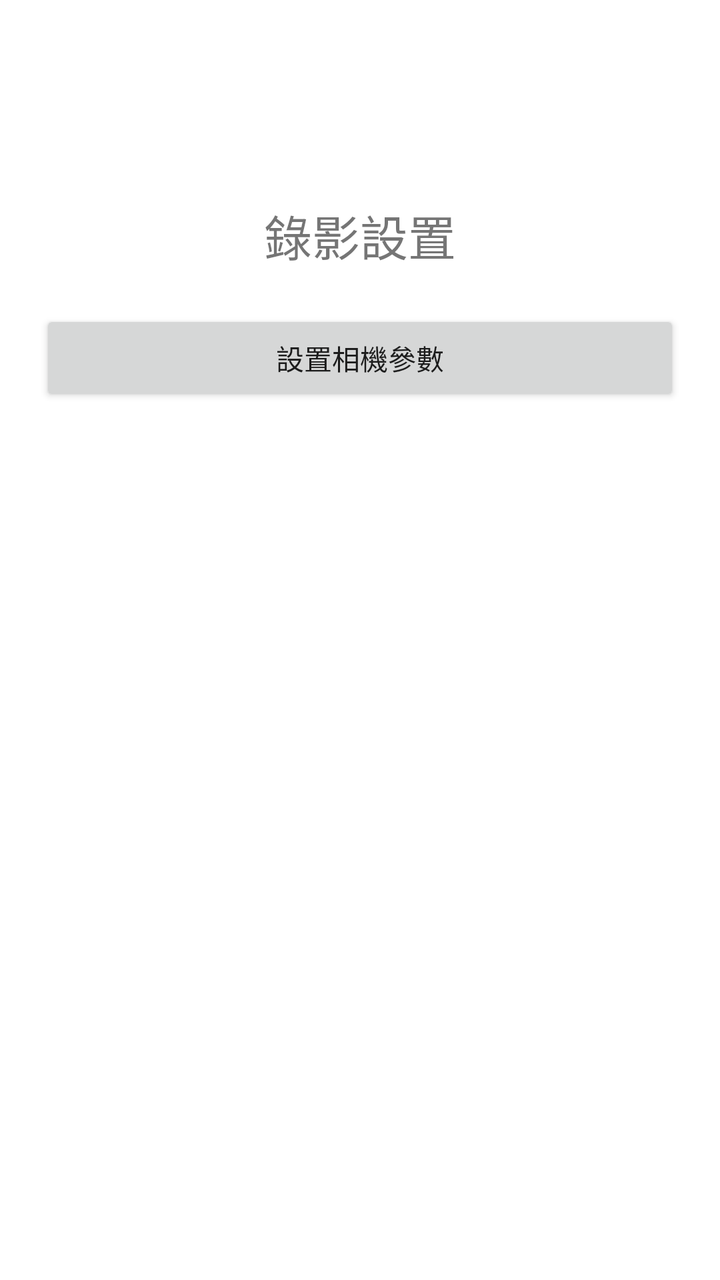
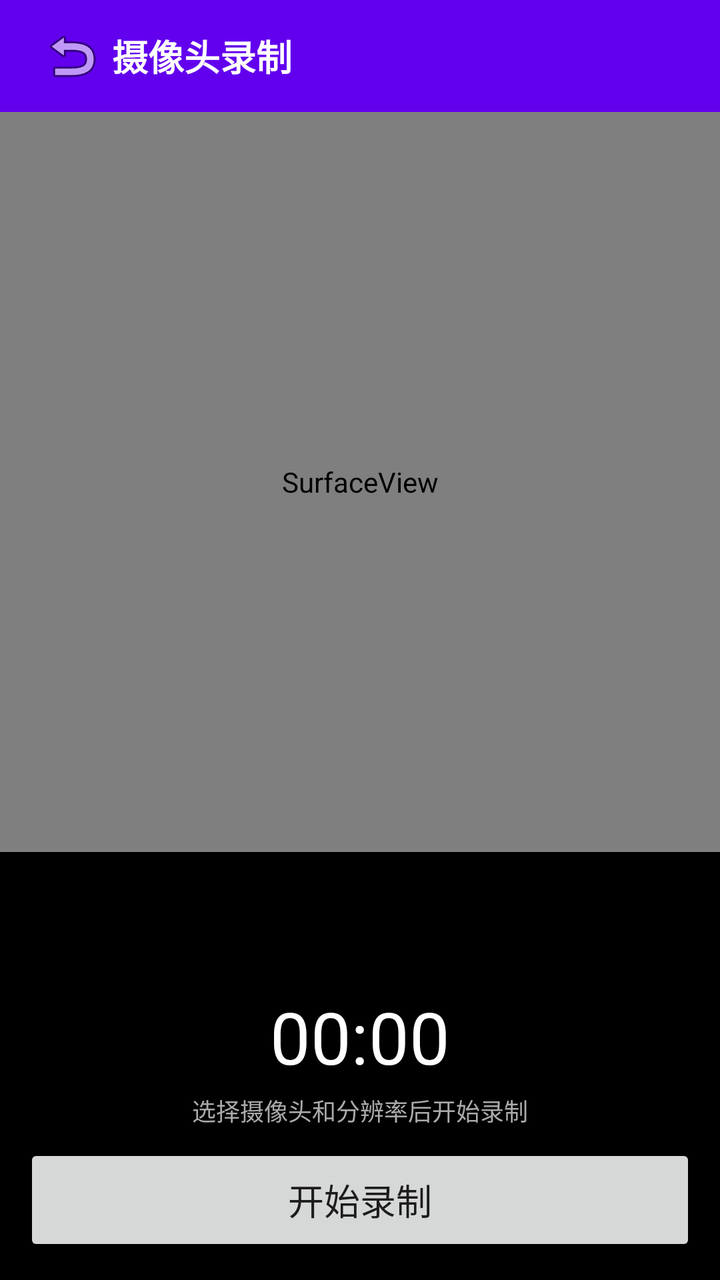

Screens rendered from an Android XML layout before and after an edit, with the pre-edit source and the edit as a unified diff.
<!-- AndroidManifest.xml: application theme AppTheme -->
<!-- res/layout/activity_record_set_camera.xml -->
<?xml version="1.0" encoding="utf-8"?>
<LinearLayout xmlns:android="http://schemas.android.com/apk/res/android"
    android:layout_width="match_parent"
    android:layout_height="match_parent"
    android:orientation="vertical"
    android:background="#FFFFFF">

    <TextView
        android:layout_width="match_parent"
        android:layout_height="wrap_content"
        android:text="錄影設置"
        android:textSize="24sp"
        android:gravity="center"
        android:layout_marginTop="100dp"/>

    <Button
        android:layout_width="match_parent"
        android:layout_height="wrap_content"
        android:text="設置相機參數"
        android:layout_margin="20dp"/>
</LinearLayout>
<!-- resources referenced by this layout -->
<resources>
  <style name="AppTheme" parent="Theme.AppCompat.Light.NoActionBar">
          <item name="colorPrimary">#FF6200EE</item>
          <item name="colorPrimaryDark">#FF3700B3</item>
          <item name="colorAccent">#FF03DAC5</item>
      </style>
</resources>

<!-- the commit's change to res/layout/activity_record_set_camera.xml (unified diff, before → after) -->
@@ -3,19 +3,60 @@
     android:layout_width="match_parent"
     android:layout_height="match_parent"
     android:orientation="vertical"
-    android:background="#FFFFFF">
+    android:background="#000000">
 
-    <TextView
+    <LinearLayout
+        android:layout_width="match_parent"
+        android:layout_height="56dp"
+        android:background="#FF6200EE"
+        android:gravity="center_vertical"
+        android:paddingHorizontal="16dp">
+        <ImageButton android:id="@+id/btn_back"
+            android:layout_width="40dp" android:layout_height="40dp"
+            android:src="@android:drawable/ic_menu_revert"
+            android:background="?attr/selectableItemBackgroundBorderless"/>
+        <TextView
+            android:layout_width="0dp" android:layout_height="wrap_content"
+            android:layout_weight="1" android:text="摄像头录制"
+            android:textColor="#FFFFFF" android:textSize="18sp" android:textStyle="bold"/>
+    </LinearLayout>
+
+    <SurfaceView android:id="@+id/surface_view"
+        android:layout_width="match_parent"
+        android:layout_height="0dp"
+        android:layout_weight="1"/>
+
+    <LinearLayout
         android:layout_width="match_parent"
         android:layout_height="wrap_content"
-        android:text="錄影設置"
-        android:textSize="24sp"
-        android:gravity="center"
-        android:layout_marginTop="100dp"/>
+        android:orientation="horizontal"
+        android:padding="8dp"
+        android:background="#33000000">
+        <Spinner android:id="@+id/sp_camera"
+            android:layout_width="0dp" android:layout_height="40dp"
+            android:layout_weight="1" android:layout_marginEnd="8dp"/>
+        <Spinner android:id="@+id/sp_resolution"
+            android:layout_width="0dp" android:layout_height="40dp"
+            android:layout_weight="1"/>
+    </LinearLayout>
 
-    <Button
+    <LinearLayout
         android:layout_width="match_parent"
         android:layout_height="wrap_content"
-        android:text="設置相機參數"
-        android:layout_margin="20dp"/>
+        android:orientation="vertical"
+        android:padding="12dp">
+        <TextView android:id="@+id/tv_timer"
+            android:layout_width="wrap_content" android:layout_height="wrap_content"
+            android:text="00:00" android:textSize="36sp" android:textColor="#FFFFFF"
+            android:layout_gravity="center"/>
+        <TextView android:id="@+id/tv_status"
+            android:layout_width="match_parent" android:layout_height="wrap_content"
+            android:text="选择摄像头和分辨率后开始录制"
+            android:textSize="12sp" android:textColor="#AAAAAA"
+            android:gravity="center" android:layout_marginTop="4dp"/>
+        <Button android:id="@+id/btn_record"
+            android:layout_width="match_parent" android:layout_height="56dp"
+            android:text="开始录制" android:textSize="18sp"
+            android:layout_marginTop="8dp"/>
+    </LinearLayout>
 </LinearLayout>
